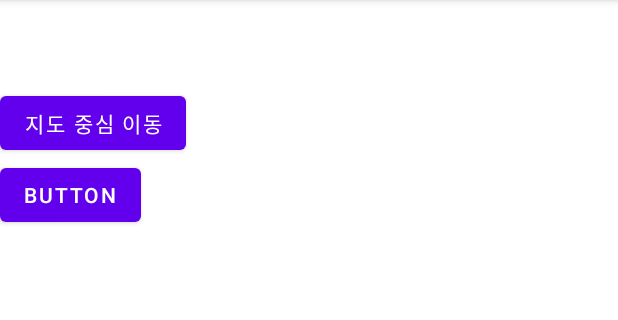
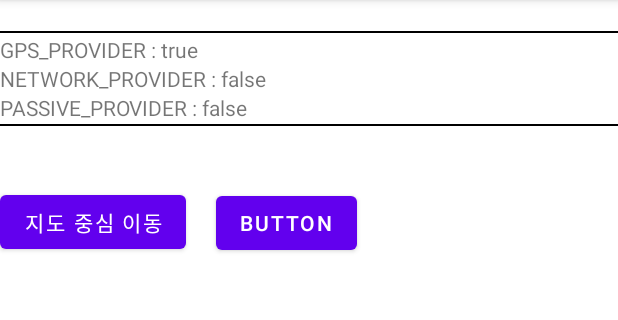
Before and after one commit to wlrn566/MapApp, an Android app: the screen it shows after launch (MainActivity), on a phone screen of 412 x 824 dp, the part 84-404 px from its top. Run offline under Robolectric (Android 15) with nearby library versions, the phone set to English and light mode, and no system bars; libraries missing offline, so code that uses them is left out: net.daum.mf; 2 statements that could not run were skipped.

Commit message:
220627 위치 업데이트 및 마커 생성 기능 완성

```diff
--- a/app/src/main/java/com/wlrn566/pushapp/MainActivity.java
+++ b/app/src/main/java/com/wlrn566/pushapp/MainActivity.java
@@ -54,6 +54,7 @@ public class MainActivity extends AppCompatActivity implements LocationListener,
     private MapView mapView;
     private ViewGroup mapViewContainer;
     private TextView add_tv, lat_tv, lng_tv;
+    private TextView provider_tv1, provider_tv2, provider_tv3;
     private ArrayList<MapPOIItem> markerList = new ArrayList<>();
     private MapPOIItem marker;
 
@@ -84,9 +85,12 @@ public class MainActivity extends AppCompatActivity implements LocationListener,
         mapViewContainer = (ViewGroup) findViewById(R.id.map_view);
         mapViewContainer.addView(mapView);
 
-        add_tv = (TextView) findViewById(R.id.add_tv);
-        lat_tv = (TextView) findViewById(R.id.lat_tv);
-        lng_tv = (TextView) findViewById(R.id.lng_tv);
+        add_tv = findViewById(R.id.add_tv);
+        provider_tv1 = findViewById(R.id.provider_tv1);
+        provider_tv2 = findViewById(R.id.provider_tv2);
+        provider_tv3 = findViewById(R.id.provider_tv3);
+        lat_tv = findViewById(R.id.lat_tv);
+        lng_tv = findViewById(R.id.lng_tv);
         Button setCenter = (Button) findViewById(R.id.setCenter);
         Button fragment = (Button) findViewById(R.id.fragment);
 
@@ -108,9 +112,9 @@ public class MainActivity extends AppCompatActivity implements LocationListener,
 
     private void setInfo(double latitude, double longitude) {
         String address = getCurrentAddress(latitude, longitude);
-        add_tv.setText("현재 주소 : "+address);
-        lat_tv.setText("현재 위도 : "+String.valueOf(latitude));
-        lng_tv.setText("현재 경도 : "+String.valueOf(longitude));
+        add_tv.setText("현재 주소 : " + address);
+        lat_tv.setText("현재 위도 : " + String.valueOf(latitude));
+        lng_tv.setText("현재 경도 : " + String.valueOf(longitude));
 
         Log.d(TAG, "lat = " + latitude + " lng = " + longitude);
 //        Toast.makeText(MainActivity.this, "현재위치 \n위도 " + latitude + "\n경도 " + longitude, Toast.LENGTH_LONG).show();
@@ -375,6 +379,10 @@ public class MainActivity extends AppCompatActivity implements LocationListener,
         Log.d(TAG, listProviders.get(1) + " / " + String.valueOf(isEnable[1]));
         Log.d(TAG, listProviders.get(2) + " / " + String.valueOf(isEnable[2]));
 
+        provider_tv1.setText("GPS_PROVIDER : " + isEnable[0]);
+        provider_tv2.setText("NETWORK_PROVIDER : " + isEnable[1]);
+        provider_tv3.setText("PASSIVE_PROVIDER : " + isEnable[2]);
+
         return location;
     }
 
--- a/app/src/main/res/layout/activity_main.xml
+++ b/app/src/main/res/layout/activity_main.xml
@@ -13,6 +13,35 @@
         android:layout_width="match_parent"
         android:layout_height="wrap_content" />
 
+    <View
+        android:layout_width="wrap_content"
+        android:layout_height="1dp"
+        android:layout_marginTop="1dp"
+        android:layout_marginBottom="1dp"
+        android:background="@color/black" />
+
+    <TextView
+        android:id="@+id/provider_tv1"
+        android:layout_width="match_parent"
+        android:layout_height="wrap_content" />
+
+    <TextView
+        android:id="@+id/provider_tv2"
+        android:layout_width="match_parent"
+        android:layout_height="wrap_content" />
+
+    <TextView
+        android:id="@+id/provider_tv3"
+        android:layout_width="match_parent"
+        android:layout_height="wrap_content" />
+
+    <View
+        android:layout_width="wrap_content"
+        android:layout_height="1dp"
+        android:layout_marginTop="1dp"
+        android:layout_marginBottom="1dp"
+        android:background="@color/black" />
+
     <TextView
         android:id="@+id/lat_tv"
         android:layout_width="match_parent"
@@ -23,16 +52,25 @@
         android:layout_width="match_parent"
         android:layout_height="wrap_content" />
 
+    <LinearLayout
+        android:layout_width="match_parent"
+        android:layout_height="wrap_content"
+        android:orientation="horizontal">
+
         <Button
             android:id="@+id/setCenter"
             android:layout_width="wrap_content"
             android:layout_height="wrap_content"
+            android:layout_marginRight="10dp"
             android:text="지도 중심 이동" />
+
         <Button
             android:id="@+id/fragment"
             android:layout_width="wrap_content"
             android:layout_height="wrap_content"
+            android:layout_marginLeft="10dp"
             android:text="Button" />
+    </LinearLayout>
 
     <RelativeLayout
         android:id="@+id/map_view"
```
Lines whose indentation alone changed are shown as unchanged.
